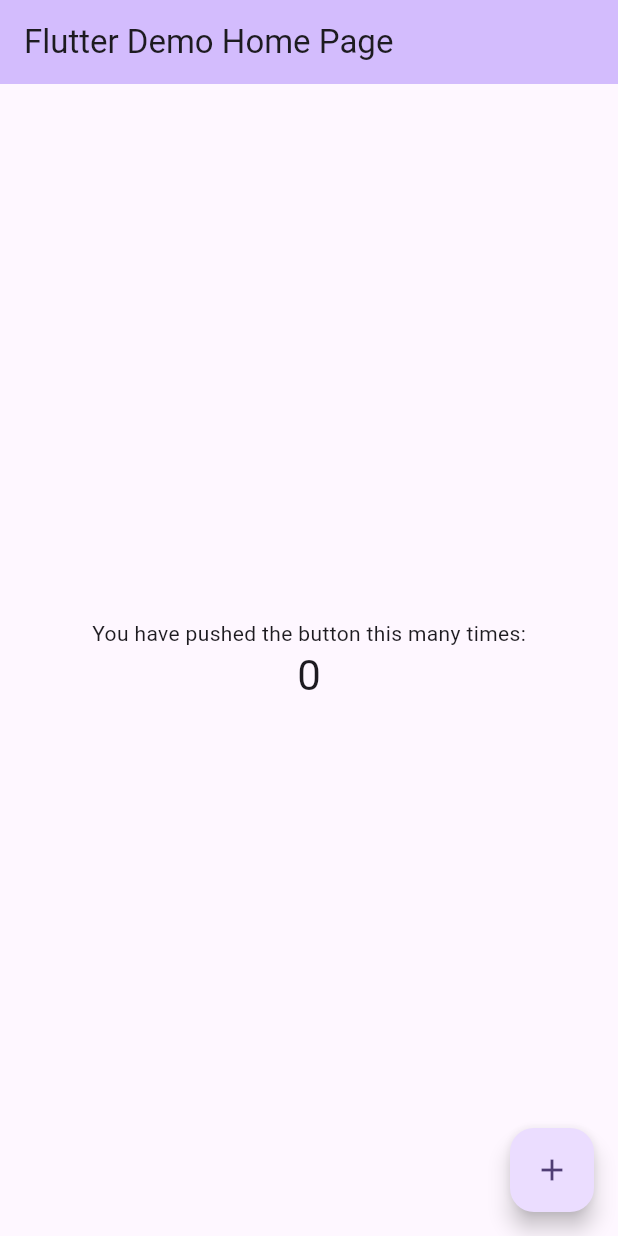
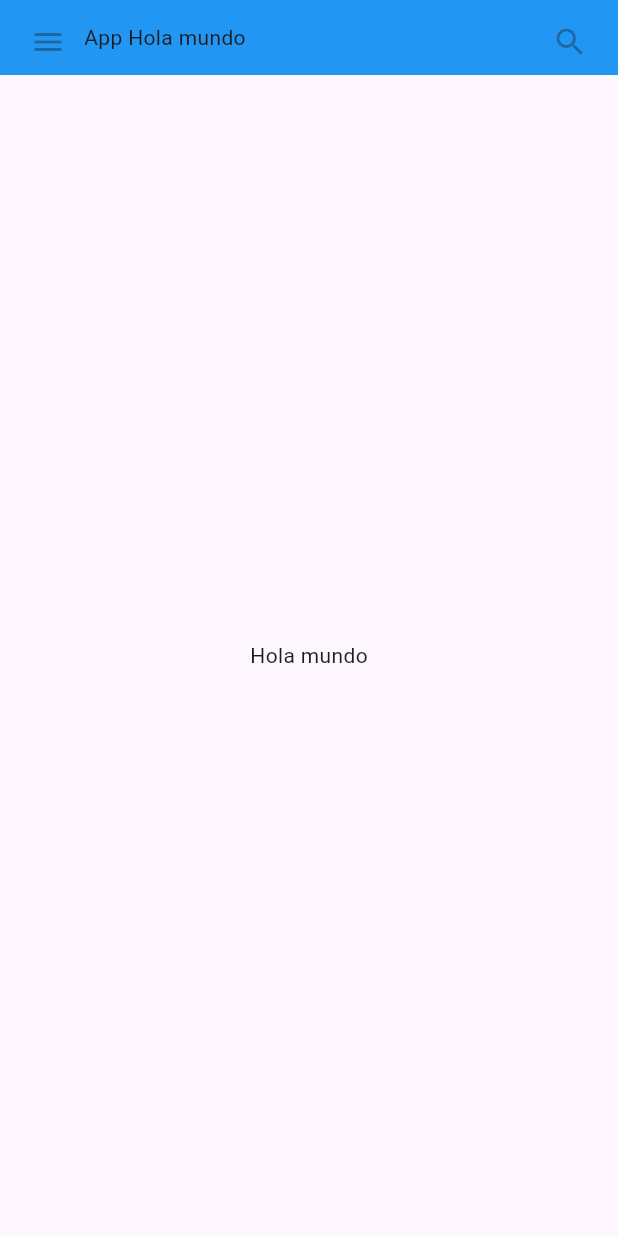
Before and after one commit to jesusmfb07/exercises_flutter, a Flutter app: the screen it shows after launch, on a phone screen of 412 x 824 dp. Run offline on Flutter 3.47's test engine with Material 3 defaults, Android fonts, the light colour scheme and no system bars.

Commit message:
feat: finishing top bar

```diff
--- a/lib/main.dart
+++ b/lib/main.dart
@@ -1,125 +1,54 @@
 import 'package:flutter/material.dart';
 
-void main() {
-  runApp(const MyApp());
+void main (){
+  runApp(
+    const MaterialApp(
+      title: 'Hola mundo app',
+      home: SafeArea(
+        child: MyHelloWorldApp()
+      )
+
+    )
+  );
+
 }
+class MyHelloWorldApp extends StatelessWidget {
+  const MyHelloWorldApp({Key? key}) : super(key: key);
+  Widget build(BuildContext context) {
+    return  Material(
+      child: Column(
+        children: [
+          Container(
+            height:50,
+            padding:const EdgeInsets.all(8),
+            decoration: BoxDecoration(color: Colors.blue),
+            child: Row(
+              children: [
+                IconButton(
+                  icon: Icon(Icons.menu),
+                  onPressed: null,
+                  tooltip: 'Boton de navegacion',
+                ),
+                Expanded(
+                  child:Text('App Hola mundo')
+                ),
+                IconButton(
+                  onPressed: null,
+                  icon: Icon(Icons.search),
+                  tooltip: 'Boton de busqueda',
+                )
+              ],
 
-class MyApp extends StatelessWidget {
-  const MyApp({super.key});
-
-  // This widget is the root of your application.
-  @override
-  Widget build(BuildContext context) {
-    return MaterialApp(
-      title: 'Flutter Demo',
-      theme: ThemeData(
-        // This is the theme of your application.
-        //
-        // TRY THIS: Try running your application with "flutter run". You'll see
-        // the application has a purple toolbar. Then, without quitting the app,
-        // try changing the seedColor in the colorScheme below to Colors.green
-        // and then invoke "hot reload" (save your changes or press the "hot
-        // reload" button in a Flutter-supported IDE, or press "r" if you used
-        // the command line to start the app).
-        //
-        // Notice that the counter didn't reset back to zero; the application
-        // state is not lost during the reload. To reset the state, use hot
-        // restart instead.
-        //
-        // This works for code too, not just values: Most code changes can be
-        // tested with just a hot reload.
-        colorScheme: ColorScheme.fromSeed(seedColor: Colors.deepPurple),
-        useMaterial3: true,
+            ),
+          ),
+          const Expanded(
+          child: Center(
+            child: Text('Hola mundo',
+            textDirection: TextDirection.ltr,),
+          ),
+          ),
+        ],
       ),
-      home: const MyHomePage(title: 'Flutter Demo Home Page'),
     );
   }
 }
-
-class MyHomePage extends StatefulWidget {
-  const MyHomePage({super.key, required this.title});
-
-  // This widget is the home page of your application. It is stateful, meaning
-  // that it has a State object (defined below) that contains fields that affect
-  // how it looks.
-
-  // This class is the configuration for the state. It holds the values (in this
-  // case the title) provided by the parent (in this case the App widget) and
-  // used by the build method of the State. Fields in a Widget subclass are
-  // always marked "final".
-
-  final String title;
-
-  @override
-  State<MyHomePage> createState() => _MyHomePageState();
-}
-
-class _MyHomePageState extends State<MyHomePage> {
-  int _counter = 0;
-
-  void _incrementCounter() {
-    setState(() {
-      // This call to setState tells the Flutter framework that something has
-      // changed in this State, which causes it to rerun the build method below
-      // so that the display can reflect the updated values. If we changed
-      // _counter without calling setState(), then the build method would not be
-      // called again, and so nothing would appear to happen.
-      _counter++;
-    });
-  }
-
-  @override
-  Widget build(BuildContext context) {
-    // This method is rerun every time setState is called, for instance as done
-    // by the _incrementCounter method above.
-    //
-    // The Flutter framework has been optimized to make rerunning build methods
-    // fast, so that you can just rebuild anything that needs updating rather
-    // than having to individually change instances of widgets.
-    return Scaffold(
-      appBar: AppBar(
-        // TRY THIS: Try changing the color here to a specific color (to
-        // Colors.amber, perhaps?) and trigger a hot reload to see the AppBar
-        // change color while the other colors stay the same.
-        backgroundColor: Theme.of(context).colorScheme.inversePrimary,
-        // Here we take the value from the MyHomePage object that was created by
-        // the App.build method, and use it to set our appbar title.
-        title: Text(widget.title),
-      ),
-      body: Center(
-        // Center is a layout widget. It takes a single child and positions it
-        // in the middle of the parent.
-        child: Column(
-          // Column is also a layout widget. It takes a list of children and
-          // arranges them vertically. By default, it sizes itself to fit its
-          // children horizontally, and tries to be as tall as its parent.
-          //
-          // Column has various properties to control how it sizes itself and
-          // how it positions its children. Here we use mainAxisAlignment to
-          // center the children vertically; the main axis here is the vertical
-          // axis because Columns are vertical (the cross axis would be
-          // horizontal).
-          //
-          // TRY THIS: Invoke "debug painting" (choose the "Toggle Debug Paint"
-          // action in the IDE, or press "p" in the console), to see the
-          // wireframe for each widget.
-          mainAxisAlignment: MainAxisAlignment.center,
-          children: <Widget>[
-            const Text(
-              'You have pushed the button this many times:',
-            ),
-            Text(
-              '$_counter',
-              style: Theme.of(context).textTheme.headlineMedium,
-            ),
-          ],
-        ),
-      ),
-      floatingActionButton: FloatingActionButton(
-        onPressed: _incrementCounter,
-        tooltip: 'Increment',
-        child: const Icon(Icons.add),
-      ), // This trailing comma makes auto-formatting nicer for build methods.
-    );
-  }
-}
```
